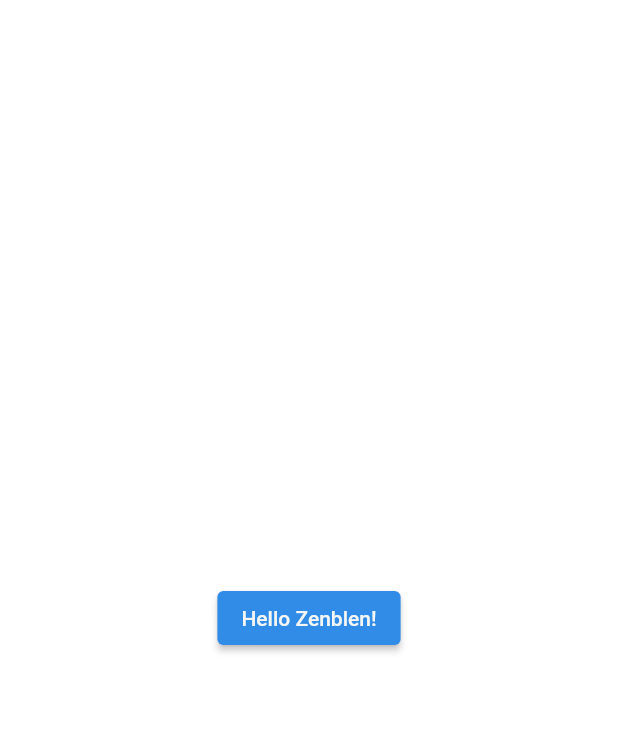
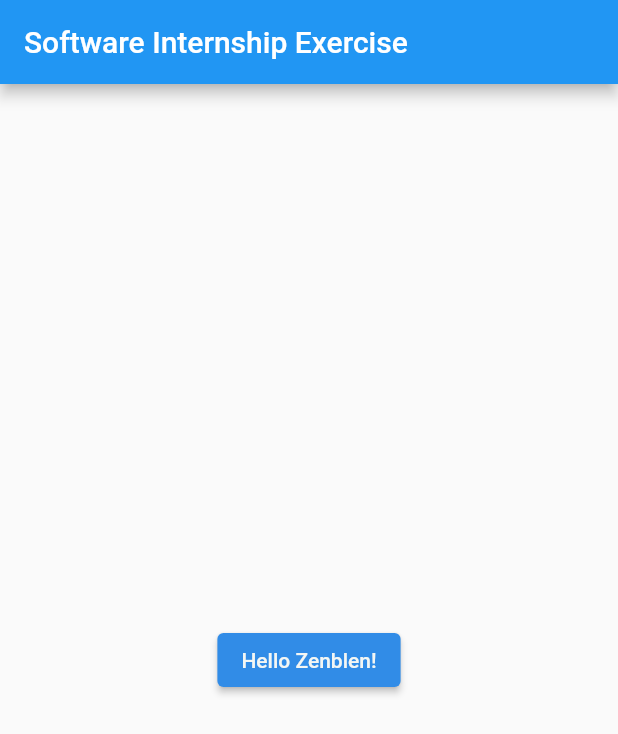
Before and after one commit to angelehernandez/hello_zenblen, a Flutter app: the screen it shows after launch, on a phone screen of 412 x 824 dp. Shown: the top 734 px of the screen. Run offline on Flutter 3.47's test engine with Material 2 defaults, Android fonts, the phone set to English and light mode, and no system bars; our stand-ins replace flutter_blue.

Commit message:
framework for bluetooth

```diff
--- a/lib/main.dart
+++ b/lib/main.dart
@@ -1,24 +1,51 @@
+import 'dart:async';
+
 import 'package:flutter/material.dart';
+import 'package:flutter_blue/flutter_blue.dart';
 
+// constants
+const appBarTitle = 'Software Internship Exercise';
 const textMsg = 'Hello Zenblen!';
 const textColor = Color(0xfff3f6f4);
 const backgroundColor = Color(0xff318ce7);
 
 void main() {
-  runApp(
-    MaterialApp(
-      home: Center(
+  runApp(MaterialApp(
+    home: MyApp(),
+  ));
+}
+
+class MyApp extends StatefulWidget {
+  @override
+  _State createState() => _State();
+}
+
+class _State extends State<MyApp> {
+  // this function should send the bluetooth command
+  void incrementCounter() {
+    setState(() {
+      // send bluetooth command here
+    });
+  }
+
+  @override
+  Widget build(BuildContext context) {
+    return Scaffold(
+      appBar: AppBar(
+        title: Text('Software Internship Exercise'),
+      ),
+      body: Center(
         child: ElevatedButton(
           style: ButtonStyle(
             backgroundColor: MaterialStateProperty.all<Color>(backgroundColor),
           ),
-          onPressed: () {},
+          onPressed: () => {incrementCounter()},
           child: Text(
             textMsg,
             style: TextStyle(color: textColor),
           ),
         ),
       ),
-    ),
-  );
+    );
+  }
 }
--- a/pubspec.yaml
+++ b/pubspec.yaml
@@ -34,6 +34,7 @@ dependencies:
   # The following adds the Cupertino Icons font to your application.
   # Use with the CupertinoIcons class for iOS style icons.
   cupertino_icons: ^1.0.2
+  flutter_blue: ^0.8.0
 
 dev_dependencies:
   flutter_test:
```
Also changed, not shown: pubspec.lock, 3 other files.
